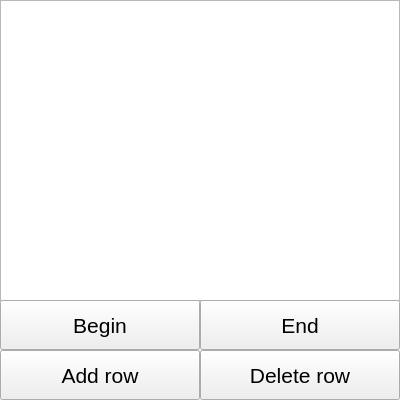
Old version of the form database.ui in the repository AndrewAbramow/Q5-temperature-controller.
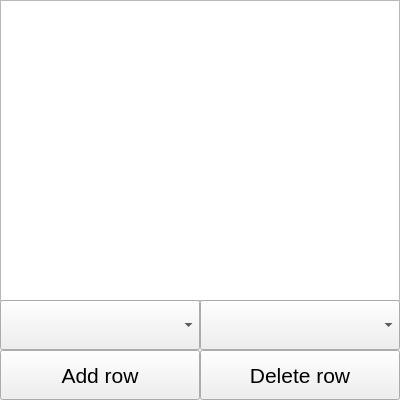
New version of the form.

Commit message: db combobox added

The edit to the form file:
```diff
--- a/database.ui
+++ b/database.ui
@@ -63,27 +63,7 @@
     <string>Delete row</string>
    </property>
   </widget>
-  <widget class="QPushButton" name="delete_row_2">
-   <property name="geometry">
-    <rect>
-     <x>200</x>
-     <y>300</y>
-     <width>200</width>
-     <height>50</height>
-    </rect>
-   </property>
-   <property name="font">
-    <font>
-     <family>Ubuntu</family>
-     <pointsize>16</pointsize>
-     <italic>false</italic>
-    </font>
-   </property>
-   <property name="text">
-    <string>End</string>
-   </property>
-  </widget>
-  <widget class="QPushButton" name="add_row_2">
+  <widget class="QComboBox" name="db_begin_box">
    <property name="geometry">
     <rect>
      <x>0</x>
@@ -92,15 +72,15 @@
      <height>50</height>
     </rect>
    </property>
-   <property name="font">
-    <font>
-     <family>Ubuntu</family>
-     <pointsize>16</pointsize>
-     <italic>false</italic>
-    </font>
-   </property>
-   <property name="text">
-    <string>Begin</string>
+  </widget>
+  <widget class="QComboBox" name="db_end_box">
+   <property name="geometry">
+    <rect>
+     <x>200</x>
+     <y>300</y>
+     <width>200</width>
+     <height>50</height>
+    </rect>
    </property>
   </widget>
  </widget>
```
The commit also changes 2 other files.
